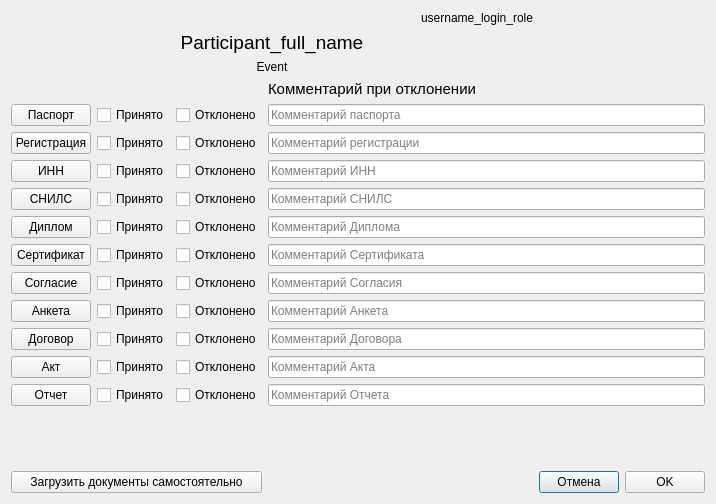
Vsesvet/FastComm, file Ui_designer/Ui_Accept_docs.ui: the form before one commit.
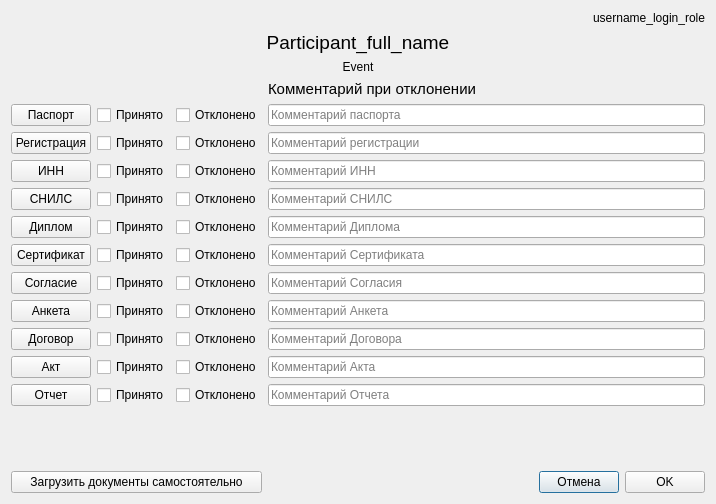
The form after the commit.

Commit message: Поправлен интерфейс окошек Мероприятия и Принятия документов

```diff
--- a/Ui_designer/Ui_Accept_docs.ui
+++ b/Ui_designer/Ui_Accept_docs.ui
@@ -14,21 +14,6 @@
    <string>Event</string>
   </property>
   <layout class="QGridLayout" name="gridLayout">
-   <item row="1" column="0" colspan="4">
-    <widget class="QLabel" name="label_participant_full_name">
-     <property name="font">
-      <font>
-       <pointsize>14</pointsize>
-      </font>
-     </property>
-     <property name="text">
-      <string>Participant_full_name</string>
-     </property>
-     <property name="alignment">
-      <set>Qt::AlignCenter</set>
-     </property>
-    </widget>
-   </item>
    <item row="10" column="2">
     <widget class="QCheckBox" name="checkBox_reject_agree">
      <property name="text">
@@ -279,16 +264,6 @@
      </property>
     </spacer>
    </item>
-   <item row="0" column="3">
-    <widget class="QLabel" name="label_username_login_role">
-     <property name="text">
-      <string>username_login_role</string>
-     </property>
-     <property name="alignment">
-      <set>Qt::AlignRight|Qt::AlignTrailing|Qt::AlignVCenter</set>
-     </property>
-    </widget>
-   </item>
    <item row="4" column="1">
     <widget class="QCheckBox" name="checkBox_accept_passport">
      <property name="text">
@@ -394,16 +369,6 @@
      </property>
     </widget>
    </item>
-   <item row="2" column="0" colspan="4">
-    <widget class="QLabel" name="label_event">
-     <property name="text">
-      <string>Event</string>
-     </property>
-     <property name="alignment">
-      <set>Qt::AlignCenter</set>
-     </property>
-    </widget>
-   </item>
    <item row="3" column="3">
     <widget class="QLabel" name="label_comment">
      <property name="font">
@@ -416,6 +381,41 @@
      </property>
     </widget>
    </item>
+   <item row="1" column="0" colspan="6">
+    <widget class="QLabel" name="label_participant_full_name">
+     <property name="font">
+      <font>
+       <pointsize>14</pointsize>
+      </font>
+     </property>
+     <property name="text">
+      <string>Participant_full_name</string>
+     </property>
+     <property name="alignment">
+      <set>Qt::AlignCenter</set>
+     </property>
+    </widget>
+   </item>
+   <item row="2" column="0" colspan="6">
+    <widget class="QLabel" name="label_event">
+     <property name="text">
+      <string>Event</string>
+     </property>
+     <property name="alignment">
+      <set>Qt::AlignCenter</set>
+     </property>
+    </widget>
+   </item>
+   <item row="0" column="3" colspan="3">
+    <widget class="QLabel" name="label_username_login_role">
+     <property name="text">
+      <string>username_login_role</string>
+     </property>
+     <property name="alignment">
+      <set>Qt::AlignRight|Qt::AlignTrailing|Qt::AlignVCenter</set>
+     </property>
+    </widget>
+   </item>
   </layout>
  </widget>
  <tabstops>
```
The commit also changes 3 other files.
